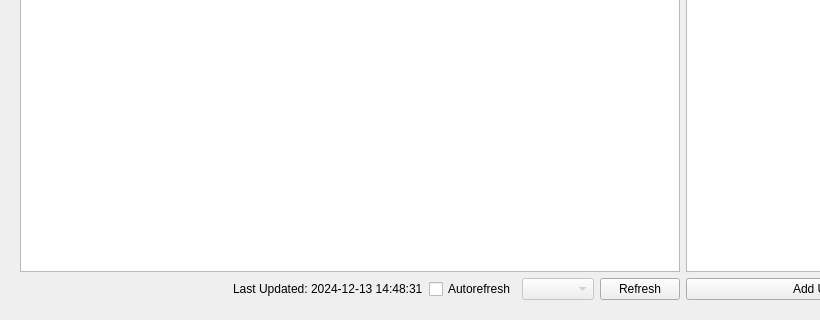
Qt form gui/ui/main.ui (jason7599/BOJ-Tracker) before a commit; both pictures show x 0 to 820 and y 358 to 678 of the 970 by 678 pixel window.
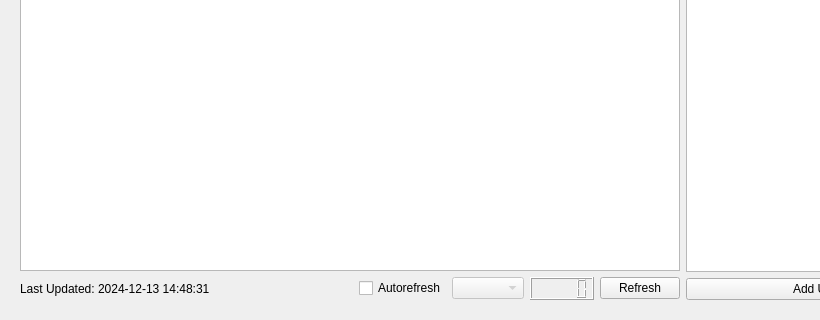
The same form after that commit. Custom widgets are drawn as their Qt base class.

Commit message: gui elems for refreshing done. for now. now to work on the actual timer

The edit to the form file:
```diff
--- a/gui/ui/main.ui
+++ b/gui/ui/main.ui
@@ -36,6 +36,13 @@
        <layout class="QHBoxLayout" name="horizontalLayout">
         <item>
          <layout class="QHBoxLayout" name="horizontalLayout_2">
+          <item>
+           <widget class="QLabel" name="last_updated_label">
+            <property name="text">
+             <string>Last Updated: 2024-12-13 14:48:31</string>
+            </property>
+           </widget>
+          </item>
           <item>
            <spacer name="horizontalSpacer">
             <property name="orientation">
@@ -49,13 +56,6 @@
             </property>
            </spacer>
           </item>
-          <item>
-           <widget class="QLabel" name="last_updated_label">
-            <property name="text">
-             <string>Last Updated: 2024-12-13 14:48:31</string>
-            </property>
-           </widget>
-          </item>
           <item>
            <widget class="QCheckBox" name="auto_refresh_button">
             <property name="text">
@@ -70,6 +70,9 @@
             </property>
            </widget>
           </item>
+          <item>
+           <widget class="QLCDNumber" name="refresh_countdown"/>
+          </item>
           <item>
            <widget class="QPushButton" name="refresh_button">
             <property name="text">
```
The commit also changes 4 other files.
